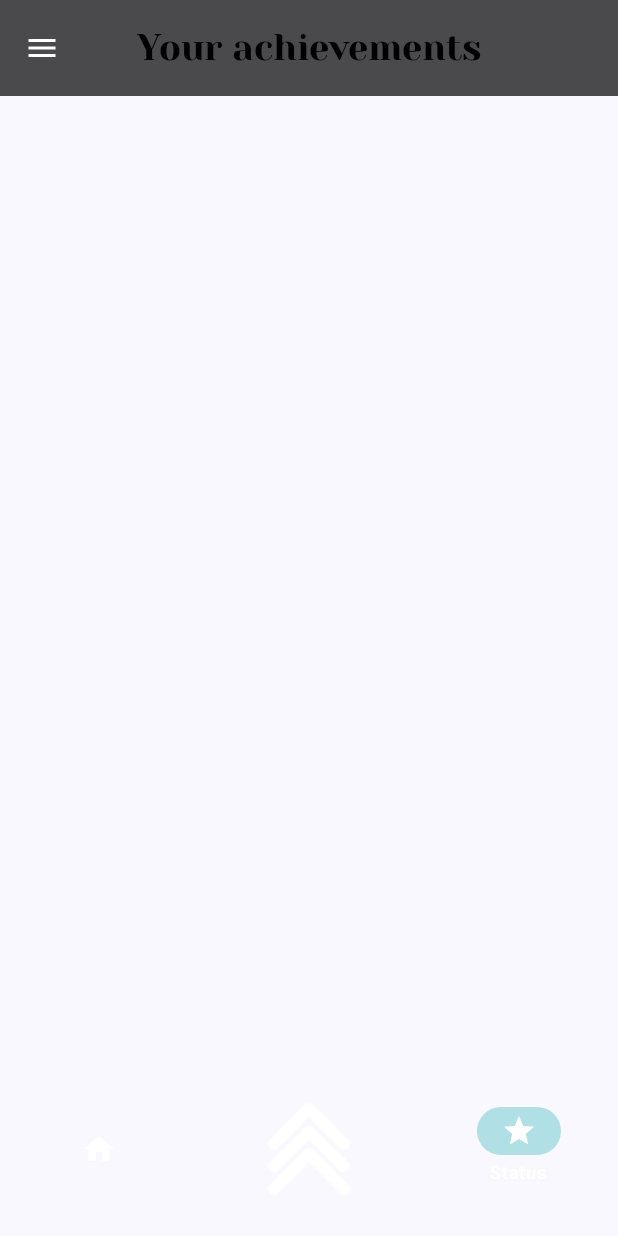
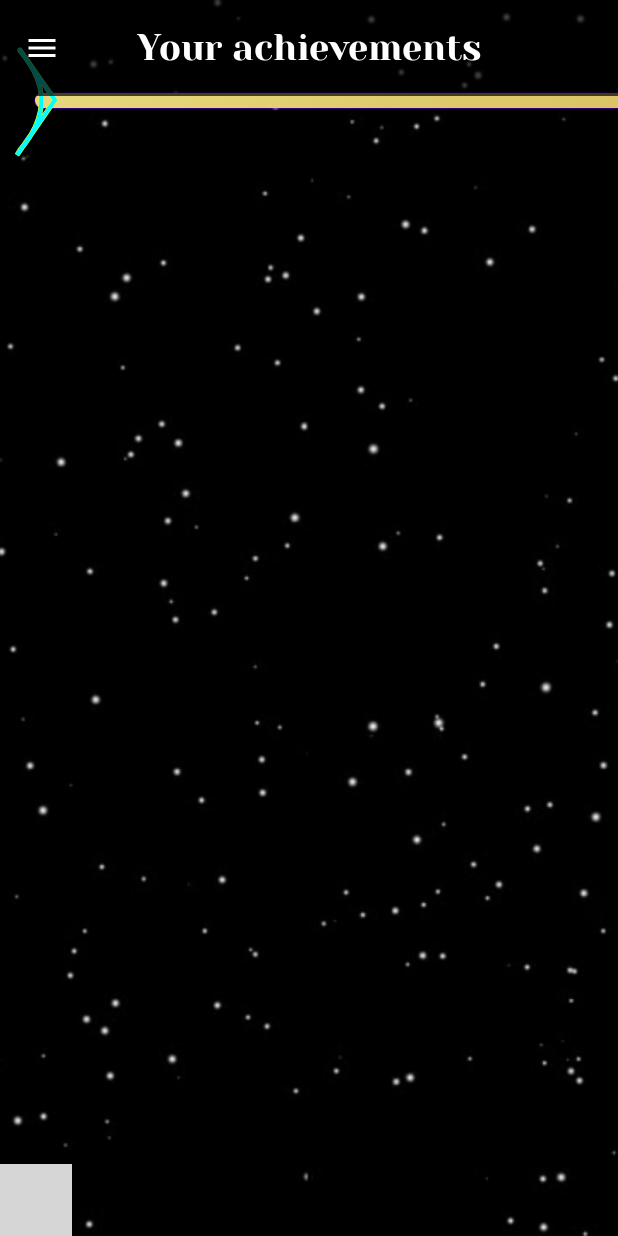
Before and after one commit to checkBG/Space, an Android app built with Jetpack Compose: the Status screen opened through its navigation route, on a phone screen of 412 x 824 dp. Run offline under Robolectric (Android 15) with nearby library versions, the phone set to English and light mode, and no system bars; libraries missing offline, so code that uses them is left out: com.exyte.animatednavbar; 3 statements that could not run were skipped; grey boxes are pictures that could not be loaded.

Commit message:
Drawn a progress bar

```diff
--- a/app/build.gradle.kts
+++ b/app/build.gradle.kts
@@ -64,6 +64,7 @@ dependencies {
     implementation(libs.androidx.compose.material3.material3)
     implementation(libs.androidx.navigation.compose)
     implementation(libs.androidx.navigation.compose.v280)
+    implementation(libs.animated.navigation.bar)
 
     testImplementation(libs.junit)
     androidTestImplementation(libs.androidx.junit)
--- a/app/src/main/java/com/example/space/app/bars/BottomNavGraph.kt
+++ b/app/src/main/java/com/example/space/app/bars/BottomNavGraph.kt
@@ -7,6 +7,7 @@ import androidx.navigation.NavHostController
 import androidx.navigation.compose.NavHost
 import androidx.navigation.compose.composable
 import com.example.space.fundamental.PlanetScreen
+import com.example.space.fundamental.ShopScreen
 import com.example.space.fundamental.StatusScreen
 import com.example.space.fundamental.UpgradeScreen
 import com.example.space.model.GameViewModel
@@ -30,8 +31,12 @@ fun BottomNavGraph(
             UpgradeScreen(gameViewModel = gameViewModel, modifier = modifier)
         }
 
+        composable(route = BottomBarScreen.Shop.route) {
+            ShopScreen(gameViewModel = gameViewModel)
+        }
+
         composable(route = BottomBarScreen.Status.route) {
-            StatusScreen(gameViewModel = gameViewModel)
+            StatusScreen(gameViewModel = gameViewModel, modifier = modifier)
         }
     }
 }
--- a/app/src/main/java/com/example/space/app/bars/SpaceBottomAppBar.kt
+++ b/app/src/main/java/com/example/space/app/bars/SpaceBottomAppBar.kt
@@ -1,35 +1,64 @@
 package com.example.space.app.bars
 
+import androidx.compose.animation.animateColorAsState
+import androidx.compose.animation.core.tween
+import androidx.compose.foundation.layout.Row
 import androidx.compose.foundation.layout.RowScope
+import androidx.compose.foundation.layout.size
 import androidx.compose.material3.Icon
-import androidx.compose.material3.NavigationBar
 import androidx.compose.material3.NavigationBarItem
 import androidx.compose.material3.NavigationBarItemDefaults
 import androidx.compose.material3.Text
 import androidx.compose.runtime.Composable
+import androidx.compose.runtime.getValue
+import androidx.compose.runtime.mutableIntStateOf
+import androidx.compose.ui.Modifier
 import androidx.compose.ui.graphics.Color
 import androidx.compose.ui.graphics.vector.ImageVector
 import androidx.compose.ui.res.colorResource
 import androidx.compose.ui.res.painterResource
 import androidx.compose.ui.res.stringResource
+import androidx.compose.ui.unit.dp
 import androidx.navigation.NavDestination
 import androidx.navigation.NavDestination.Companion.hierarchy
 import androidx.navigation.NavGraph.Companion.findStartDestination
 import androidx.navigation.NavHostController
 import com.example.space.R
+import com.exyte.animatednavbar.AnimatedNavigationBar
+import com.exyte.animatednavbar.animation.balltrajectory.Straight
+import com.exyte.animatednavbar.animation.indendshape.Height
 
+private var selectedIndex = mutableIntStateOf(0)
 
 @Composable
 fun BottomBar(navController: NavHostController, currentScreen: NavDestination?) {
     val screens = listOfScreens
+    val color by animateColorAsState(
+        targetValue = when (currentScreen?.route) {
+            BottomBarScreen.Upgrade.route -> colorResource(id = BottomBarScreen.Upgrade.color)
+            BottomBarScreen.Status.route -> colorResource(id = BottomBarScreen.Status.color)
+            BottomBarScreen.Shop.route -> colorResource(id = BottomBarScreen.Shop.color)
+            else -> colorResource(id = BottomBarScreen.Planet.color)
+        }, label = "colorState",
+        animationSpec = tween(450)
+    )
 
-    NavigationBar(containerColor = Color.Transparent) {
-        screens.forEach { screen ->
-            AddItem(
-                screen = screen,
-                currentDestination = currentScreen,
-                navController = navController
-            )
+    AnimatedNavigationBar(
+        selectedIndex = selectedIndex.intValue,
+        barColor = Color.Transparent,
+        ballColor = color,
+        ballAnimation = Straight(tween(durationMillis = 450, delayMillis = 100)),
+        indentAnimation = Height(tween(300))
+    ) {
+        screens.forEachIndexed { index, screen ->
+            Row {
+                AddItem(
+                    screen = screen,
+                    index = index,
+                    currentDestination = currentScreen,
+                    navController = navController
+                )
+            }
         }
     }
 }
@@ -37,18 +66,18 @@ fun BottomBar(navController: NavHostController, currentScreen: NavDestination?)
 @Composable
 fun RowScope.AddItem(
     screen: BottomBarScreen,
+    index: Int,
     currentDestination: NavDestination?,
     navController: NavHostController
 ) {
     val contentDescription = "Move to ${stringResource(id = screen.bottomAppTitle)}"
+    val isCurrentScreen = currentDestination?.hierarchy?.any { it.route == screen.route }
 
     this.NavigationBarItem(
-        selected = currentDestination?.hierarchy?.any {
-            it.route == screen.route
-        } == true,
+        selected = isCurrentScreen == true,
         alwaysShowLabel = false,
         onClick = {
-            if (currentDestination?.hierarchy?.any { it.route == screen.route } == false) {
+            if (isCurrentScreen == false) {
                 navController.navigate(screen.route) {
                     popUpTo(navController.graph.findStartDestination().id) {
                         saveState = true
@@ -56,20 +85,23 @@ fun RowScope.AddItem(
                     launchSingleTop = true
                 }
             }
+            selectedIndex.intValue = index
         },
         icon = {
             when (screen.icon) {
                 is ImageVector -> {
                     Icon(
                         imageVector = screen.icon,
-                        contentDescription = contentDescription
+                        contentDescription = contentDescription,
+                        modifier = Modifier.size(25.dp)
                     )
                 }
 
                 else -> {
                     Icon(
                         painter = painterResource(id = screen.icon as Int),
-                        contentDescription = contentDescription
+                        contentDescription = contentDescription,
+                        modifier = Modifier.size(25.dp)
                     )
                 }
             }
--- a/app/src/main/java/com/example/space/fundamental/PlanetScreen.kt
+++ b/app/src/main/java/com/example/space/fundamental/PlanetScreen.kt
@@ -76,7 +76,7 @@ fun PlanetScreen(
 }
 
 @Composable
-fun CustomProgressBar(
+private fun CustomProgressBar(
     modifier: Modifier = Modifier,
     progressPercentage: Float = 1.0f
 ) {
--- a/app/src/main/java/com/example/space/fundamental/StatusScreen.kt
+++ b/app/src/main/java/com/example/space/fundamental/StatusScreen.kt
@@ -1,12 +1,25 @@
 package com.example.space.fundamental
 
+import androidx.compose.foundation.Canvas
+import androidx.compose.foundation.Image
+import androidx.compose.foundation.layout.Box
 import androidx.compose.foundation.layout.fillMaxSize
-import androidx.compose.foundation.layout.padding
-import androidx.compose.material3.Scaffold
 import androidx.compose.runtime.Composable
 import androidx.compose.ui.Modifier
+import androidx.compose.ui.geometry.CornerRadius
+import androidx.compose.ui.geometry.Offset
+import androidx.compose.ui.geometry.Size
+import androidx.compose.ui.graphics.Brush
+import androidx.compose.ui.graphics.Color
+import androidx.compose.ui.graphics.Path
+import androidx.compose.ui.graphics.drawscope.Stroke
+import androidx.compose.ui.layout.ContentScale
+import androidx.compose.ui.platform.LocalConfiguration
+import androidx.compose.ui.platform.LocalDensity
+import androidx.compose.ui.res.painterResource
+import androidx.compose.ui.tooling.preview.Preview
 import androidx.lifecycle.viewmodel.compose.viewModel
-import com.example.space.gameViewModel
+import com.example.space.R
 import com.example.space.model.GameViewModel
 import com.example.space.ui.theme.SpaceTheme
 
@@ -15,14 +28,124 @@ fun StatusScreen(
     modifier: Modifier = Modifier,
     gameViewModel: GameViewModel
 ) {
+    Box {
+        StatusScreenBackground()
 
+
+        ProgressBar()
+    }
 }
 
 @Composable
+fun StatusScreenBackground(modifier: Modifier = Modifier) {
+    Image(
+        painter = painterResource(id = R.drawable.blackspace),
+        contentScale = ContentScale.Crop,
+        contentDescription = null,
+        modifier = modifier.fillMaxSize()
+    )
+}
+
+@Composable
+fun ProgressBar(modifier: Modifier = Modifier) {
+    val configuration = LocalConfiguration.current
+    val screenWidthDp = configuration.screenWidthDp
+    val screenHeightDp = configuration.screenHeightDp
+
+    val screenWidthPx = with(LocalDensity.current) { screenWidthDp. }
+    val screenHeightPx = with(LocalDensity.current) { screenHeightDp.toPx() }
+
+
+    val startPositionForArrow = Offset(x = 20f, y = 50f)
+    val startPositionForRect = Offset(x = 35f, 93f)
+
+    Canvas(modifier = modifier.fillMaxSize()) {
+        drawRoundRect( // is the background of the rect if the progress less than 100%
+            color = Color.LightGray,
+            topLeft = startPositionForRect,
+            size = Size(1000f, 15f),
+            cornerRadius = CornerRadius(50f)
+        )
+
+        drawRoundRect( // is the second rect of the progress. Has been created emphasizing the main rect
+            brush = Brush.linearGradient(listOf(Color(0xFF6600FF), Color(0xFF9400D3))),
+            topLeft = Offset(startPositionForRect.x - 0.5f, startPositionForRect.y - 0.5f),
+            size = Size(1001f, 16f),
+            cornerRadius = CornerRadius(50f)
+        )
+
+        drawRoundRect( // is the main rect of the progress
+            brush = Brush.linearGradient(listOf(Color(0xFFECE086), Color(0xFFAA7711))),
+            topLeft = startPositionForRect,
+            size = Size(1000f, 15f),
+            cornerRadius = CornerRadius(50f)
+        )
+
+
+        drawPath( // is the second arrow emphasizing a line of the main arrow
+            path = Path().apply {
+                moveTo(startPositionForArrow.x, startPositionForArrow.y) // start position
+                cubicTo(
+                    startPositionForArrow.x - 4f,
+                    startPositionForArrow.y, // draw a line a little lower in order to set the thickness of the arrow on the top
+                    startPositionForArrow.x + 50f,
+                    startPositionForArrow.y + 42f, // draw a line to the center. Change the first "x" in order to set the thickness of the arrow on the center on the left side
+                    startPositionForArrow.x,
+                    startPositionForArrow.y + 100f // draw a line to back to the beginning but quite lower
+                )
+                lineTo(
+                    startPositionForArrow.x - 3f,
+                    startPositionForArrow.y + 105f
+                ) // draw a line a little lower in order to set the thickness of the arrow on the bottom
+                lineTo(
+                    startPositionForArrow.x + 35f,
+                    startPositionForArrow.y + 50f
+                ) // draw a line to back to the center. Change the first "x" in order to set the thickness of the arrow on the center on the right side
+                close() // we've created a line
+            },
+            brush = Brush.radialGradient(colors = listOf(Color.Green, Color.Yellow)),
+            style = Stroke(width = 5f)
+        )
+
+        drawPath( // is the main arrow
+            path = Path().apply {
+                moveTo(startPositionForArrow.x, startPositionForArrow.y) // start position
+                cubicTo(
+                    startPositionForArrow.x - 4f,
+                    startPositionForArrow.y, // draw a line a little lower in order to set the thickness of the arrow on the top
+                    startPositionForArrow.x + 50f,
+                    startPositionForArrow.y + 42f, // draw a line to the center. Change the first "x" in order to set the thickness of the arrow on the center on the left side
+                    startPositionForArrow.x,
+                    startPositionForArrow.y + 100f // draw a line to back to the beginning but quite lower
+                )
+                lineTo(
+                    startPositionForArrow.x - 3f,
+                    startPositionForArrow.y + 105f
+                ) // draw a line a little lower in order to set the thickness of the arrow on the bottom
+                lineTo(
+                    startPositionForArrow.x + 35f,
+                    startPositionForArrow.y + 50f
+                ) // draw a line to back to the center. Change the first "x" in order to set the thickness of the arrow on the center on the right side
+                close() // we've created a line
+            },
+            brush = Brush.radialGradient(colors = listOf(Color.Green, Color.Cyan)),
+            style = Stroke(width = 4f)
+        )
+    }
+}
+
+@Preview(showBackground = true, showSystemUi = true)
+@Composable
+fun DrawArrowPreview() {
+    SpaceTheme {
+        ProgressBar()
+    }
+}
+
+@Preview(showBackground = true, showSystemUi = true)
+@Composable
 fun StatusScreenPreview() {
     SpaceTheme {
-        Scaffold(modifier = Modifier.fillMaxSize()) { innerPadding ->
-            StatusScreen(modifier = Modifier.padding(innerPadding), gameViewModel = viewModel())
-        }
+        StatusScreen(modifier = Modifier, gameViewModel = viewModel())
     }
 }
--- a/app/src/main/java/com/example/space/model/GameViewModel.kt
+++ b/app/src/main/java/com/example/space/model/GameViewModel.kt
@@ -65,6 +65,9 @@ class GameViewModel : ViewModel() {
 
     val upgradeAppBar = R.string.upgrade
     val upgradeBottomAppBar = R.string.upgrade_bottom
+
+    val shopAppBar = R.string.shop
+    val shopBottomAppBar = R.string.shop_bottom
 
     val statusAppBar = R.string.status
     val statusBottomAppBar = R.string.status_bottom
--- /dev/null
+++ b/app/src/main/java/com/example/space/unit/Unit.kt
@@ -0,0 +1 @@
+package com.example.space.unit
--- a/app/src/main/res/values/colors.xml
+++ b/app/src/main/res/values/colors.xml
@@ -12,4 +12,5 @@
     <color name="sun">#ffc063</color>
     <color name="turquoise">#00cccc</color>
     <color name="light_turquoise">#b0e0e6</color>
+    <color name="star">#ffc78e</color>
 </resources>
--- a/app/src/main/res/values/strings.xml
+++ b/app/src/main/res/values/strings.xml
@@ -12,6 +12,8 @@
     <string name="exchange_content">exchange</string>
     <string name="upgrade">Upgrade your planet</string>
     <string name="upgrade_bottom">Upgrade</string>
+    <string name="shop">Buy any skin</string>
+    <string name="shop_bottom">Shop</string>
     <string name="status">Your achievements</string>
     <string name="status_bottom">Status</string>
     <string name="coin_per_tap">Coin per tap</string>
--- a/gradle/libs.versions.toml
+++ b/gradle/libs.versions.toml
@@ -1,5 +1,6 @@
 [versions]
 agp = "8.5.2"
+animatedNavigationBar = "1.0.0"
 kotlin = "1.9.0"
 coreKtx = "1.13.1"
 junit = "4.13.2"
@@ -20,6 +21,7 @@ androidx-compose-material3-material3 = { module = "androidx.compose.material3:ma
 androidx-core-ktx = { group = "androidx.core", name = "core-ktx", version.ref = "coreKtx" }
 androidx-navigation-compose = { module = "androidx.navigation:navigation-compose", version.ref = "navigationCompose" }
 androidx-navigation-compose-v280 = { module = "androidx.navigation:navigation-compose", version.ref = "navigationComposeVersion" }
+animated-navigation-bar = { module = "com.exyte:animated-navigation-bar", version.ref = "animatedNavigationBar" }
 junit = { group = "junit", name = "junit", version.ref = "junit" }
 androidx-junit = { group = "androidx.test.ext", name = "junit", version.ref = "junitVersion" }
 androidx-espresso-core = { group = "androidx.test.espresso", name = "espresso-core", version.ref = "espressoCore" }
```
Also changed, not shown: app/src/main/java/com/example/space/app/bars/BottomBarScreen.kt (+15 -5 lines), app/src/main/java/com/example/space/fundamental/ShopScreen.kt (added, +29 -0 lines), app/src/main/java/com/example/space/model/PlanetStatus.kt (added, +7 -0 lines), app/src/main/res/drawable/blackspace.jpg (added), app/src/main/res/drawable/rak.png (added), app/src/main/res/drawable/skin_svgrepo_com.png (added).
